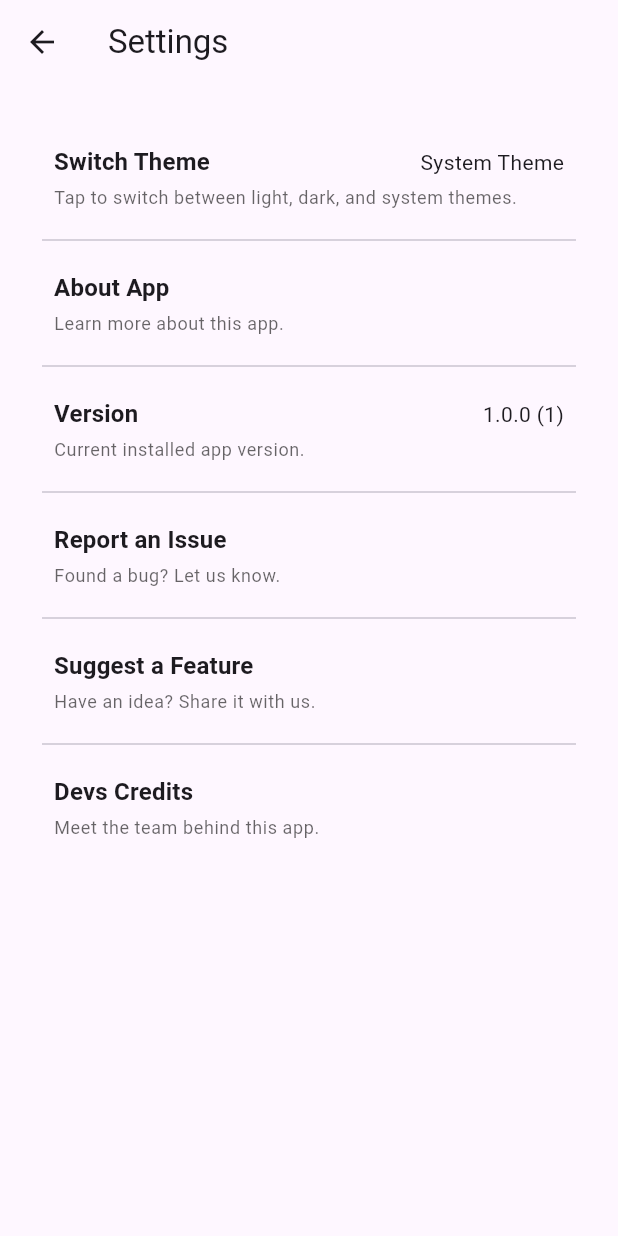
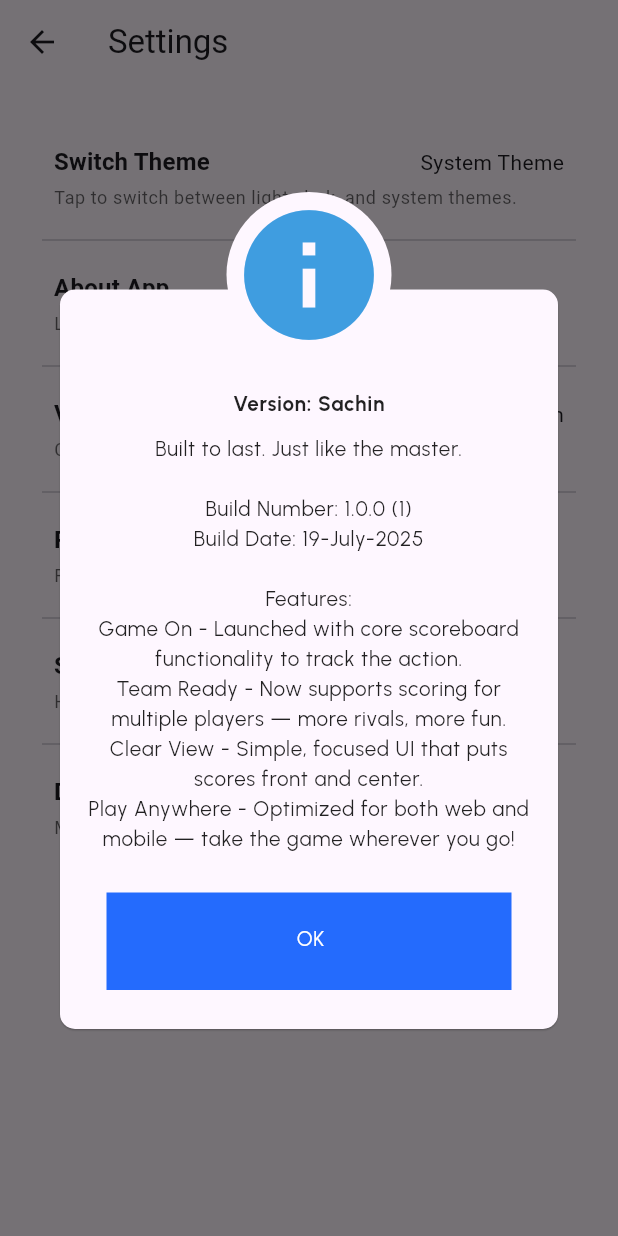
Before and after one commit to midhunarmid/scoreease, a Flutter app: the SettingsScreen screen opened by its route, after a tap on "Version", on a phone screen of 412 x 824 dp. Run offline on Flutter 3.47's test engine with Material 3 defaults, Android fonts, the phone set to English and light mode, and no system bars; our stand-ins replace awesome_dialog, cloud_firestore, firebase_core, flutter_bloc, flutter_linkify, flutter_screenutil and 9 more; accounts and stored records are empty.

Commit message:
Settings versio story concept implemented.

```diff
--- a/lib/core/presentation/pages/settings_screen.dart
+++ b/lib/core/presentation/pages/settings_screen.dart
@@ -1,7 +1,10 @@
+import 'package:awesome_dialog/awesome_dialog.dart';
 import 'package:flutter/material.dart';
 import 'package:package_info_plus/package_info_plus.dart';
 import 'package:scoreease/core/presentation/utils/constants.dart';
 import 'package:scoreease/core/presentation/utils/theme.dart';
+import 'package:scoreease/core/presentation/utils/version_story.dart';
+import 'package:scoreease/core/presentation/utils/widget_helper.dart';
 import 'package:scoreease/core/presentation/widgets/web_optimised_widget.dart';
 import 'package:url_launcher/url_launcher.dart';
 
@@ -86,6 +89,8 @@ class SettingsListItem extends StatelessWidget {
 // ++++++++++++++++++++++++++++++++++++++++++++++++++++++++++++++++++++++++++++++++
 
 List<SettingsItem> getSettingsItems(BuildContext context) {
+  ScoreEaseVersionStory? versionStory;
+
   return [
     SettingsItem(
       title: 'Switch Theme',
@@ -108,13 +113,24 @@ List<SettingsItem> getSettingsItems(BuildContext context) {
     SettingsItem(
       title: 'Version',
       description: 'Current installed app version.',
-      valueBuilder: (_) => FutureBuilder<String>(
+      valueBuilder: (_) => FutureBuilder<ScoreEaseVersionStory?>(
         future: getAppVersion(),
         builder: (context, snapshot) {
-          return Text(snapshot.data ?? '-', style: appTheme.textTheme.bodyMedium);
+          versionStory = snapshot.data;
+          return Text(versionStory?.versionDisplay ?? '-', style: appTheme.textTheme.bodyMedium);
         },
       ),
-      onTap: () {},
+      onTap: () {
+        showSingleButtonAlertDialog(
+          context: context,
+          dialogType: DialogType.info,
+          title: "Version: ${versionStory?.versionName}",
+          message: "${versionStory?.tagline}\n\n"
+              "Build Number: ${versionStory?.versionSemantic} (${versionStory?.buildNumber})\n"
+              "Build Date: ${versionStory?.buildDate}\n\n"
+              "Features:\n${versionStory?.features.map((e) => e).join('\n')}",
+        );
+      },
       type: SettingsItemType.info,
     ),
     SettingsItem(
@@ -147,9 +163,9 @@ List<SettingsItem> getSettingsItems(BuildContext context) {
 // ++++++++++++++++++++++++++++++++++++++++++++++++++++++++++++++++++++++++++++++++
 // ++++++++++++++++++++++++++++++++++++++++++++++++++++++++++++++++++++++++++++++++
 
-Future<String> getAppVersion() async {
+Future<ScoreEaseVersionStory?> getAppVersion() async {
   final packageInfo = await PackageInfo.fromPlatform();
-  return '${packageInfo.version} (${packageInfo.buildNumber})';
+  return ScoreEaseVersionStory.versionStoryMap[packageInfo.buildNumber];
 }
 
 // ++++++++++++++++++++++++++++++++++++++++++++++++++++++++++++++++++++++++++++++++
--- /dev/null
+++ b/lib/core/presentation/utils/version_story.dart
@@ -0,0 +1,35 @@
+class ScoreEaseVersionStory {
+  final String versionSemantic;
+  final String versionName;
+  final String buildNumber;
+  final String buildDate;
+  final String tagline;
+  final List<String> features;
+
+  ScoreEaseVersionStory({
+    required this.versionSemantic,
+    required this.versionName,
+    required this.buildNumber,
+    required this.buildDate,
+    required this.tagline,
+    required this.features,
+  });
+
+  String get versionDisplay => versionName;
+
+  static Map<String, ScoreEaseVersionStory> versionStoryMap = {
+    "1": ScoreEaseVersionStory(
+      versionSemantic: "1.0.0",
+      versionName: "Sachin",
+      buildNumber: "1",
+      buildDate: "19-July-2025",
+      tagline: "Built to last. Just like the master.",
+      features: [
+        "Game On - Launched with core scoreboard functionality to track the action.",
+        "Team Ready - Now supports scoring for multiple players — more rivals, more fun.",
+        "Clear View - Simple, focused UI that puts scores front and center.",
+        "Play Anywhere - Optimized for both web and mobile — take the game wherever you go!",
+      ],
+    ),
+  };
+}
```
